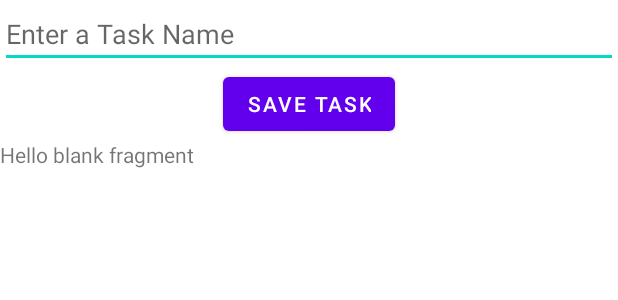
After one commit to AntonJurkovskiy/MY_Tasks, an Android app: the layout fragment_tasks.xml on its own in the app's theme, with its tools: preview values and no code run, on a phone screen of 412 x 824 dp. The commit adds this screen. Shown: the top 300 px of the screen. Run offline under Robolectric (Android 15) with nearby library versions, the phone set to English and light mode, and no system bars.

Commit message:
added Task Fragment

```diff
--- /dev/null
+++ b/app/src/main/res/layout/fragment_tasks.xml
@@ -0,0 +1,35 @@
+<?xml version="1.0" encoding="utf-8"?>
+<layout
+    xmlns:android="http://schemas.android.com/apk/res/android"
+    xmlns:tools="http://schemas.android.com/tools"
+    tools:context=".TasksFragment">
+<data>
+
+</data>
+
+<LinearLayout
+    android:layout_width="match_parent"
+    android:layout_height="match_parent"
+    android:orientation="vertical">
+<EditText
+    android:id="@+id/task_name"
+    android:layout_width="match_parent"
+    android:layout_height="wrap_content"
+    android:inputType="text"
+    android:hint="Enter a Task Name"/>
+
+    <com.google.android.material.button.MaterialButton
+        android:id="@+id/save_button"
+        android:layout_width="wrap_content"
+        android:layout_height="wrap_content"
+        android:layout_gravity="center"
+        android:text="Save Task"/>
+
+    <TextView
+        android:id="@+id/tasks"
+        android:layout_width="match_parent"
+        android:layout_height="wrap_content"
+        tools:text= "@string/hello_blank_fragment" />
+
+</LinearLayout>
+</layout>
--- a/app/src/main/res/values/strings.xml
+++ b/app/src/main/res/values/strings.xml
@@ -1,3 +1,5 @@
 <resources>
     <string name="app_name">MY_Tasks</string>
+    <!-- TODO: Remove or change this placeholder text -->
+    <string name="hello_blank_fragment">Hello blank fragment</string>
 </resources>
--- a/build.gradle
+++ b/build.gradle
@@ -7,7 +7,7 @@ buildscript {
     ext.room_version = "2.4.1"
     dependencies {
         classpath 'com.android.tools.build:gradle:7.2.0'
-        classpath "org.jetbrains.kotlin:kotlin-gradle-plugin:1.6.10"
+        classpath 'org.jetbrains.kotlin:kotlin-gradle-plugin:1.7.0'
 
         // NOTE: Do not place your application dependencies here; they belong
         // in the individual module build.gradle files
```
Also changed, not shown: app/src/main/java/com/azimut4946777/my_tasks/TasksFragment.kt (added, +29 -0 lines), app/src/main/res/layout/activity_main.xml (+7 -11 lines).
